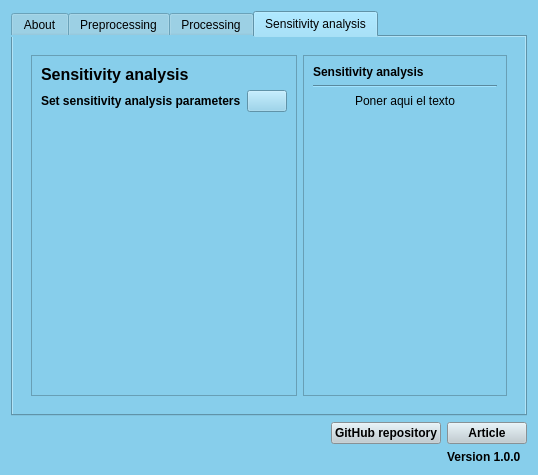
This is ui/dialog_base.ui in Inigobarbe/QAnnAGNPS as Qt 5 draws it before an edit. The edited form follows.
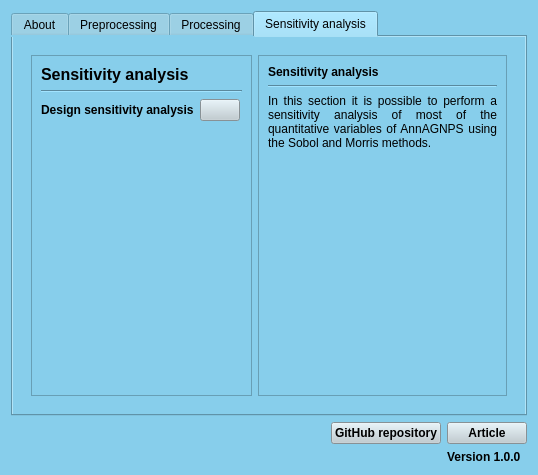
This is the edited form. The open tabs and pages were chosen to show the change.

What changed in the file:
```diff
--- a/ui/dialog_base.ui
+++ b/ui/dialog_base.ui
@@ -1304,8 +1304,8 @@
            <rect>
             <x>0</x>
             <y>0</y>
-            <width>413</width>
-            <height>94</height>
+            <width>496</width>
+            <height>365</height>
            </rect>
           </property>
           <layout class="QGridLayout" name="gridLayout_11">
@@ -1318,6 +1318,13 @@
               <enum>QFrame::Raised</enum>
              </property>
              <layout class="QGridLayout" name="gridLayout_15">
+              <item row="1" column="0">
+               <widget class="Line" name="line_8">
+                <property name="orientation">
+                 <enum>Qt::Horizontal</enum>
+                </property>
+               </widget>
+              </item>
               <item row="0" column="0">
                <widget class="QLabel" name="label_20">
                 <property name="font">
@@ -1332,7 +1339,7 @@
                 </property>
                </widget>
               </item>
-              <item row="1" column="0">
+              <item row="2" column="0">
                <layout class="QHBoxLayout" name="horizontalLayout">
                 <item>
                  <widget class="QLabel" name="label_21">
@@ -1343,20 +1350,43 @@
                    </font>
                   </property>
                   <property name="text">
-                   <string>Set sensitivity analysis parameters</string>
+                   <string>Design sensitivity analysis</string>
                   </property>
                  </widget>
                 </item>
                 <item>
                  <widget class="QPushButton" name="sensitivity">
+                  <property name="styleSheet">
+                   <string notr="true">QPushButton {
+    background-color: #becbd1;
+    color: black;
+}
+
+QPushButton:hover {
+    color: white;
+}</string>
+                  </property>
                   <property name="text">
                    <string/>
                   </property>
                  </widget>
                 </item>
+                <item>
+                 <spacer name="horizontalSpacer_6">
+                  <property name="orientation">
+                   <enum>Qt::Horizontal</enum>
+                  </property>
+                  <property name="sizeHint" stdset="0">
+                   <size>
+                    <width>40</width>
+                    <height>20</height>
+                   </size>
+                  </property>
+                 </spacer>
+                </item>
                </layout>
               </item>
-              <item row="2" column="0">
+              <item row="3" column="0">
                <spacer name="verticalSpacer_5">
                 <property name="orientation">
                  <enum>Qt::Vertical</enum>
@@ -1397,10 +1427,13 @@
               <item row="2" column="0">
                <widget class="QLabel" name="label_19">
                 <property name="text">
-                 <string>Poner aqui el texto</string>
+                 <string>In this section it is possible to perform a sensitivity analysis of most of the quantitative variables of AnnAGNPS using the Sobol and Morris methods.</string>
                 </property>
                 <property name="alignment">
-                 <set>Qt::AlignCenter</set>
+                 <set>Qt::AlignJustify|Qt::AlignVCenter</set>
+                </property>
+                <property name="wordWrap">
+                 <bool>true</bool>
                 </property>
                </widget>
               </item>
```
Left out of the diff: 4 changed lines with no effect on the pictures.
